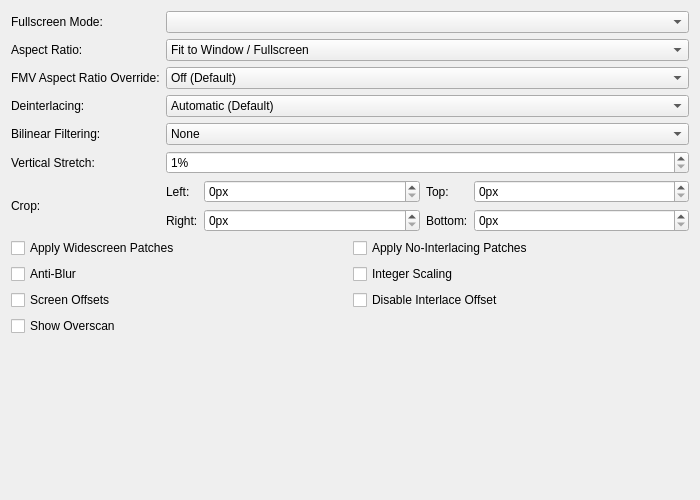
PCSX2/pcsx2, file pcsx2-qt/Settings/GraphicsDisplaySettingsTab.ui: the form before one commit.
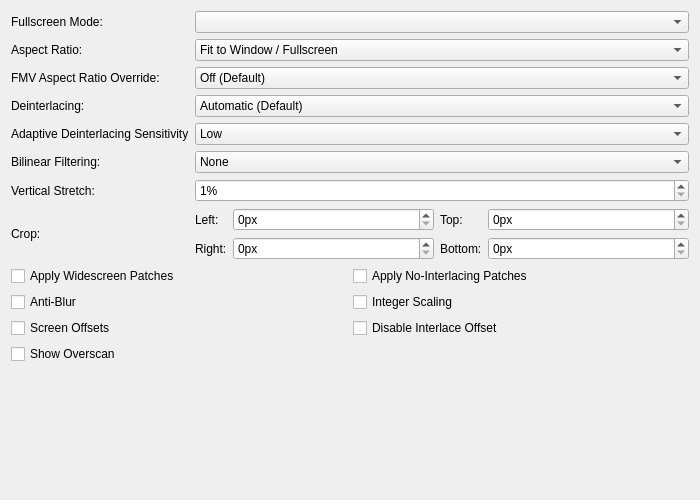
The form after the commit.

Commit message: GS: Add MAD deinterlacer sensitivity modifier setting

The edit to the form file:
```diff
--- a/pcsx2-qt/Settings/GraphicsDisplaySettingsTab.ui
+++ b/pcsx2-qt/Settings/GraphicsDisplaySettingsTab.ui
@@ -19,110 +19,8 @@
   <property name="windowTitle">
    <string/>
   </property>
-  <layout class="QGridLayout" name="gridLayout" columnstretch="0,1">
-   <item row="3" column="0">
-    <widget class="QLabel" name="interlacingLabel">
-     <property name="text">
-      <string>Deinterlacing:</string>
-     </property>
-    </widget>
-   </item>
-   <item row="0" column="1">
-    <widget class="QComboBox" name="fullscreenModes"/>
-   </item>
-   <item row="7" column="0" colspan="2">
-    <layout class="QGridLayout" name="displayGridLayout">
-     <item row="1" column="1">
-      <widget class="QCheckBox" name="integerScaling">
-       <property name="text">
-        <string>Integer Scaling</string>
-       </property>
-      </widget>
-     </item>
-     <item row="0" column="0">
-      <widget class="QCheckBox" name="widescreenPatches">
-       <property name="text">
-        <string>Apply Widescreen Patches</string>
-       </property>
-      </widget>
-     </item>
-     <item row="0" column="1">
-      <widget class="QCheckBox" name="noInterlacingPatches">
-       <property name="text">
-        <string>Apply No-Interlacing Patches</string>
-       </property>
-      </widget>
-     </item>
-     <item row="1" column="0">
-      <widget class="QCheckBox" name="PCRTCAntiBlur">
-       <property name="text">
-        <string>Anti-Blur</string>
-       </property>
-       <property name="shortcut">
-        <string>Ctrl+S</string>
-       </property>
-      </widget>
-     </item>
-     <item row="2" column="1">
-      <widget class="QCheckBox" name="DisableInterlaceOffset">
-       <property name="text">
-        <string>Disable Interlace Offset</string>
-       </property>
-      </widget>
-     </item>
-     <item row="2" column="0">
-      <widget class="QCheckBox" name="PCRTCOffsets">
-       <property name="text">
-        <string>Screen Offsets</string>
-       </property>
-      </widget>
-     </item>
-     <item row="3" column="0">
-      <widget class="QCheckBox" name="PCRTCOverscan">
-       <property name="text">
-        <string>Show Overscan</string>
-       </property>
-      </widget>
-     </item>
-    </layout>
-   </item>
-   <item row="2" column="0">
-    <widget class="QLabel" name="fmvAspectRatioLabel">
-     <property name="text">
-      <string>FMV Aspect Ratio Override:</string>
-     </property>
-    </widget>
-   </item>
-   <item row="1" column="1">
-    <widget class="QComboBox" name="aspectRatio">
-     <item>
-      <property name="text">
-       <string>Fit to Window / Fullscreen</string>
-      </property>
-     </item>
-     <item>
-      <property name="text">
-       <string>Auto Standard (4:3 Interlaced / 3:2 Progressive)</string>
-      </property>
-     </item>
-     <item>
-      <property name="text">
-       <string>Standard (4:3)</string>
-      </property>
-     </item>
-     <item>
-      <property name="text">
-       <string>Widescreen (16:9)</string>
-      </property>
-     </item>
-     <item>
-      <property name="text">
-       <string>Native/Full (10:7)</string>
-      </property>
-     </item>
-    </widget>
-   </item>
-   <item row="4" column="1">
+  <layout class="QGridLayout" name="gridLayout" columnstretch="0,0">
+   <item row="5" column="1">
     <widget class="QComboBox" name="bilinearFiltering">
      <item>
       <property name="text">
@@ -141,27 +39,6 @@
      </item>
     </widget>
    </item>
-   <item row="5" column="0">
-    <widget class="QLabel" name="verticalStretchLabel">
-     <property name="text">
-      <string>Vertical Stretch:</string>
-     </property>
-    </widget>
-   </item>
-   <item row="0" column="0">
-    <widget class="QLabel" name="fsModeLabel">
-     <property name="text">
-      <string>Fullscreen Mode:</string>
-     </property>
-    </widget>
-   </item>
-   <item row="4" column="0">
-    <widget class="QLabel" name="billinearLabel">
-     <property name="text">
-      <string>Bilinear Filtering:</string>
-     </property>
-    </widget>
-   </item>
    <item row="2" column="1">
     <widget class="QComboBox" name="fmvAspectRatio">
      <item>
@@ -191,20 +68,20 @@
      </item>
     </widget>
    </item>
-   <item row="6" column="0">
+   <item row="2" column="0">
+    <widget class="QLabel" name="fmvAspectRatioLabel">
+     <property name="text">
+      <string>FMV Aspect Ratio Override:</string>
+     </property>
+    </widget>
+   </item>
+   <item row="8" column="0">
     <widget class="QLabel" name="cropLabel">
      <property name="text">
       <string>Crop:</string>
      </property>
     </widget>
    </item>
-   <item row="1" column="0">
-    <widget class="QLabel" name="aspectRatioLabel">
-     <property name="text">
-      <string>Aspect Ratio:</string>
-     </property>
-    </widget>
-   </item>
    <item row="3" column="1">
     <widget class="QComboBox" name="interlacing">
      <item>
@@ -259,33 +136,14 @@
      </item>
     </widget>
    </item>
-   <item row="5" column="1">
-    <widget class="QSpinBox" name="stretchY">
-     <property name="suffix">
-      <string extracomment="Percentage sign that shows next to a value. You might want to add a space before if your language requires it.">%</string>
-     </property>
-     <property name="minimum">
-      <number>1</number>
-     </property>
-     <property name="maximum">
-      <number>300</number>
+   <item row="5" column="0">
+    <widget class="QLabel" name="billinearLabel">
+     <property name="text">
+      <string>Bilinear Filtering:</string>
      </property>
     </widget>
    </item>
-   <item row="8" column="0">
-    <spacer name="verticalSpacer">
-     <property name="orientation">
-      <enum>Qt::Vertical</enum>
-     </property>
-     <property name="sizeHint" stdset="0">
-      <size>
-       <width>20</width>
-       <height>0</height>
-      </size>
-     </property>
-    </spacer>
-   </item>
-   <item row="6" column="1">
+   <item row="8" column="1">
     <layout class="QGridLayout" name="gridLayout_2" columnstretch="0,1,0,1">
      <item row="0" column="3">
       <widget class="QSpinBox" name="cropTop">
@@ -357,6 +215,177 @@
      </item>
     </layout>
    </item>
+   <item row="3" column="0">
+    <widget class="QLabel" name="interlacingLabel">
+     <property name="text">
+      <string>Deinterlacing:</string>
+     </property>
+    </widget>
+   </item>
+   <item row="0" column="0">
+    <widget class="QLabel" name="fsModeLabel">
+     <property name="text">
+      <string>Fullscreen Mode:</string>
+     </property>
+    </widget>
+   </item>
+   <item row="10" column="0">
+    <spacer name="verticalSpacer">
+     <property name="orientation">
+      <enum>Qt::Orientation::Vertical</enum>
+     </property>
+     <property name="sizeHint" stdset="0">
+      <size>
+       <width>20</width>
+       <height>0</height>
+      </size>
+     </property>
+    </spacer>
+   </item>
+   <item row="9" column="0" colspan="2">
+    <layout class="QGridLayout" name="displayGridLayout">
+     <item row="1" column="1">
+      <widget class="QCheckBox" name="integerScaling">
+       <property name="text">
+        <string>Integer Scaling</string>
+       </property>
+      </widget>
+     </item>
+     <item row="0" column="0">
+      <widget class="QCheckBox" name="widescreenPatches">
+       <property name="text">
+        <string>Apply Widescreen Patches</string>
+       </property>
+      </widget>
+     </item>
+     <item row="0" column="1">
+      <widget class="QCheckBox" name="noInterlacingPatches">
+       <property name="text">
+        <string>Apply No-Interlacing Patches</string>
+       </property>
+      </widget>
+     </item>
+     <item row="1" column="0">
+      <widget class="QCheckBox" name="PCRTCAntiBlur">
+       <property name="text">
+        <string>Anti-Blur</string>
+       </property>
+       <property name="shortcut">
+        <string>Ctrl+S</string>
+       </property>
+      </widget>
+     </item>
+     <item row="2" column="1">
+      <widget class="QCheckBox" name="DisableInterlaceOffset">
+       <property name="text">
+        <string>Disable Interlace Offset</string>
+       </property>
+      </widget>
+     </item>
+     <item row="2" column="0">
+      <widget class="QCheckBox" name="PCRTCOffsets">
+       <property name="text">
+        <string>Screen Offsets</string>
+       </property>
+      </widget>
+     </item>
+     <item row="3" column="0">
+      <widget class="QCheckBox" name="PCRTCOverscan">
+       <property name="text">
+        <string>Show Overscan</string>
+       </property>
+      </widget>
+     </item>
+    </layout>
+   </item>
+   <item row="7" column="1">
+    <widget class="QSpinBox" name="stretchY">
+     <property name="suffix">
+      <string extracomment="Percentage sign that shows next to a value. You might want to add a space before if your language requires it.">%</string>
+     </property>
+     <property name="minimum">
+      <number>1</number>
+     </property>
+     <property name="maximum">
+      <number>300</number>
+     </property>
+    </widget>
+   </item>
+   <item row="0" column="1">
+    <widget class="QComboBox" name="fullscreenModes"/>
+   </item>
+   <item row="1" column="1">
+    <widget class="QComboBox" name="aspectRatio">
+     <item>
+      <property name="text">
+       <string>Fit to Window / Fullscreen</string>
+      </property>
+     </item>
+     <item>
+      <property name="text">
+       <string>Auto Standard (4:3 Interlaced / 3:2 Progressive)</string>
+      </property>
+     </item>
+     <item>
+      <property name="text">
+       <string>Standard (4:3)</string>
+      </property>
+     </item>
+     <item>
+      <property name="text">
+       <string>Widescreen (16:9)</string>
+      </property>
+     </item>
+     <item>
+      <property name="text">
+       <string>Native/Full (10:7)</string>
+      </property>
+     </item>
+    </widget>
+   </item>
+   <item row="7" column="0">
+    <widget class="QLabel" name="verticalStretchLabel">
+     <property name="text">
+      <string>Vertical Stretch:</string>
+     </property>
+    </widget>
+   </item>
+   <item row="1" column="0">
+    <widget class="QLabel" name="aspectRatioLabel">
+     <property name="text">
+      <string>Aspect Ratio:</string>
+     </property>
+    </widget>
+   </item>
+   <item row="4" column="0">
+    <widget class="QLabel" name="AdaptiveDeinterlacingSensitivityLabel">
+     <property name="text">
+      <string>Adaptive Deinterlacing Sensitivity</string>
+     </property>
+     <property name="buddy">
+      <cstring>AdaptiveDeinterlacingSensitivity</cstring>
+     </property>
+    </widget>
+   </item>
+   <item row="4" column="1">
+    <widget class="QComboBox" name="AdaptiveDeinterlacingSensitivity">
+     <item>
+      <property name="text">
+       <string>Low</string>
+      </property>
+     </item>
+     <item>
+      <property name="text">
+       <string>Default</string>
+      </property>
+     </item>
+     <item>
+      <property name="text">
+       <string>High</string>
+      </property>
+     </item>
+    </widget>
+   </item>
   </layout>
  </widget>
  <resources/>
```
The commit also changes 6 other files.
